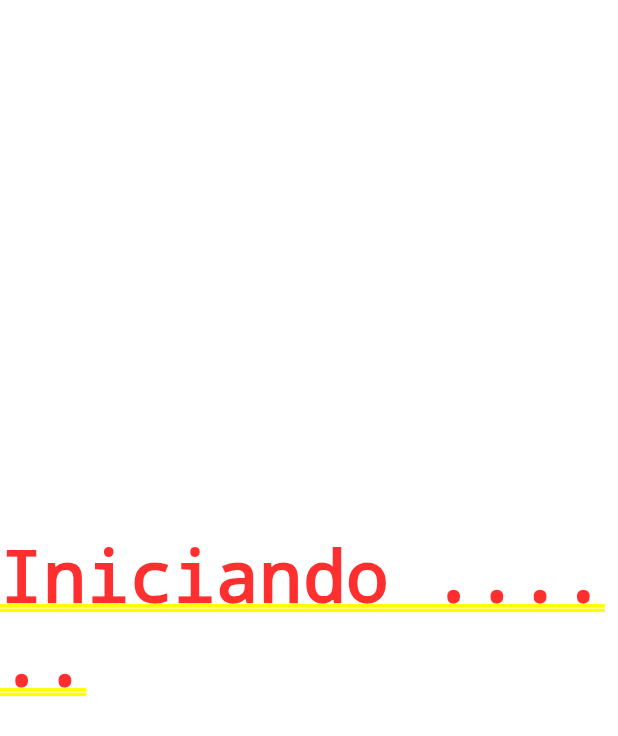
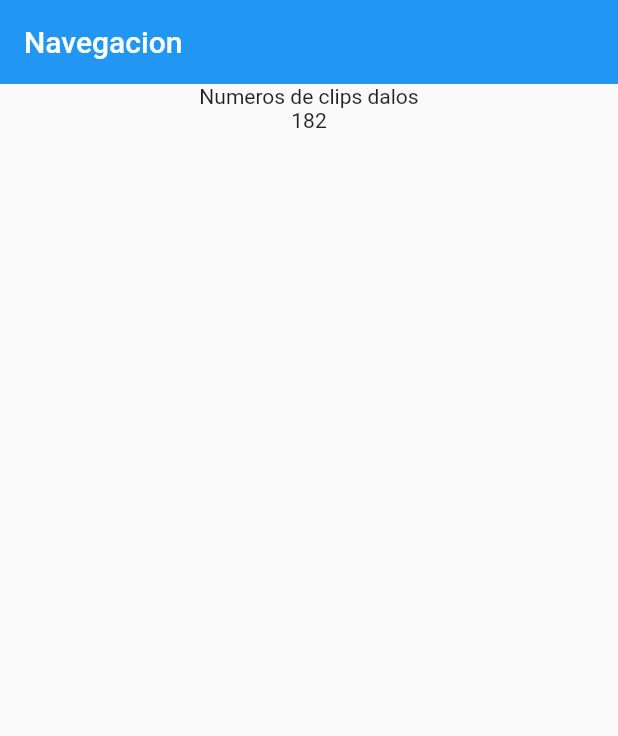
Before and after one commit to RicardoAltamiranoSanchez/Dark-Flutter, a Flutter app: the screen it shows after launch, on a phone screen of 412 x 824 dp. Shown: the top 736 px of the screen. Run offline on Flutter 3.47's test engine with Material 2 defaults, Android fonts, the phone set to English and light mode, and no system bars.

Commit message:
Añadimos el widget de Appbar y el de Column

```diff
--- /dev/null
+++ b/lib/Screens/home_screen.dart
@@ -0,0 +1,52 @@
+//separamos el codigo y como si fueras helper
+//parecido a react
+
+
+
+import 'package:flutter/material.dart';
+
+//se exporta sola la clase como paqueteria de java
+// y se extiende de una clase que ya esta por default o implementada
+class  PantallaPrincipal extends StatelessWidget{
+
+//Creamos el constructor de nuestro widget
+const PantallaPrincipal({Key? key}):super(key:key);
+
+
+//aqui nuestro componentes o diseño
+//seria el return(<Fragement> </Fragement>);
+//se poner por default el widget build es una clase y dentro va el retunr
+
+  @override
+  Widget build(BuildContext context) {
+  //Scaffold componenente donde podemos apartalos como los nav o footer
+  //de quitamos en const por que el appBar no es una constante
+   return  Scaffold(
+   appBar: AppBar(
+   //el title de ponemos el nombre ala nav
+   title:const Text('Navegacion'),
+   //de ponemos la navegacion o el sombreado de nuestra app
+   elevation:0
+
+   ),
+  body: Center(
+    //es el child seria el hijo de nuestro widget de Center
+    //y solo puede haber un child en un widget
+    child: Column(
+      children: const <Widget>[
+    Text('Numeros de clips dalos'),
+    Text('182'),
+      ],
+    ),
+    )
+
+
+   );
+
+  }
+
+}
+
+//documentacion de Scaffold https://api.flutter.dev/flutter/material/Scaffold-class.html
+//documentacion de AppBar https://docs.flutter.dev/development/ui/widgets/basics
+//documentacion para crear widget basicos https://docs.flutter.dev/development/ui/widgets/basics
--- a/lib/main.dart
+++ b/lib/main.dart
@@ -7,27 +7,41 @@
 
 import 'package:flutter/material.dart';
 
+import 'Screens/home_screen.dart';
+
 void main(){
-
-   runApp( new MyApp());
+   //MyApp es una clase o un objeto flutter lo indentifica asi sin poner el new
+   runApp(  const MyApp());
 
 }
 
 //Creamos una clase on widget de nuestra app
 class MyApp extends StatelessWidget{
+
+const MyApp({ Key? key}):super(key:key);
+
+
 //viene por defautl el override y el widget build
 @override
 Widget build(BuildContext context){
 //retornamos el return de materialApp que es el diseño de la interzas de nuesta app
 //con este paquete import 'package:flutter/material.dart';
-return MaterialApp(
-  //lo que va dentro de return y el materialApp son los componentes de la app
-  home:Center(
-    //el child es el hijo o subbalse de home
-      child: Text('Iniciando ......'),
-  ),
+//es necesario poner lo constante para no sufra cambios
+return const MaterialApp(
+//para quitar el debbug de la app
+debugShowCheckedModeBanner: false,
+//importamos el widget o componente en home para que nos lea el codigo
+// y administrar nuestro codigo
+home:PantallaPrincipal()
 );
 
+//   //lo que va dentro de return y el materialApp son los componentes de la app
+//   home:Center(
+//     //el child es el hijo o subbalse de home
+//       child: Text('Iniciando ......'),
+//   ),
+// );
 
 }
 }
+//documentacion de materialApp https://api.flutter.dev/flutter/material/MaterialApp-class.html
--- a/pubspec.yaml
+++ b/pubspec.yaml
@@ -46,7 +46,7 @@ dev_dependencies:
   # activated in the `analysis_options.yaml` file located at the root of your
   # package. See that file for information about deactivating specific lint
   # rules and activating additional ones.
-  # flutter_lints: ^2.0.0
+  flutter_lints: ^2.0.0
 
 # For information on the generic Dart part of this file, see the
 # following page: https://dart.dev/tools/pub/pubspec
```
Also changed, not shown: pubspec.lock.
